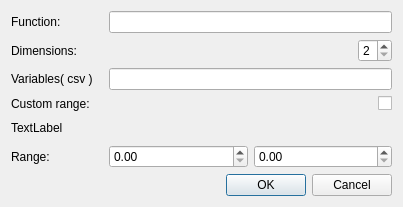
Qt form ui/newcontinousfunction.ui (btaczala/thesis-app) before a commit.
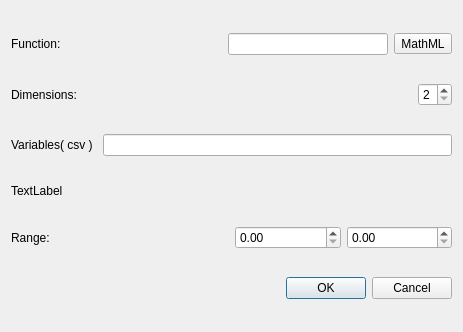
The same form after that commit.

What changed in the file:
```diff
--- a/ui/newcontinousfunction.ui
+++ b/ui/newcontinousfunction.ui
@@ -6,50 +6,57 @@
    <rect>
     <x>0</x>
     <y>0</y>
-    <width>403</width>
-    <height>207</height>
+    <width>463</width>
+    <height>332</height>
    </rect>
   </property>
   <property name="windowTitle">
    <string>New Continous function</string>
   </property>
-  <layout class="QGridLayout" name="gridLayout">
-   <item row="0" column="0">
+  <layout class="QVBoxLayout" name="verticalLayout">
+   <item>
+    <layout class="QHBoxLayout" name="horizontalLayout_4">
+     <item>
     <widget class="QLabel" name="label">
      <property name="text">
       <string>Function:</string>
      </property>
     </widget>
    </item>
-   <item row="0" column="2">
+     <item>
+      <spacer name="horizontalSpacer_2">
+       <property name="orientation">
+        <enum>Qt::Horizontal</enum>
+       </property>
+       <property name="sizeHint" stdset="0">
+        <size>
+         <width>40</width>
+         <height>20</height>
+        </size>
+       </property>
+      </spacer>
+     </item>
+     <item>
     <widget class="QLineEdit" name="functionLineEdit"/>
    </item>
-   <item row="2" column="0">
-    <widget class="QLabel" name="lblPassword">
+     <item>
+      <widget class="QToolButton" name="toolButton_mathMLPreview">
      <property name="text">
-      <string>Variables( csv ) </string>
+        <string>MathML</string>
      </property>
     </widget>
    </item>
-   <item row="2" column="2">
-    <widget class="QLineEdit" name="variableLineEdit">
-     <property name="echoMode">
-      <enum>QLineEdit::Normal</enum>
-     </property>
-    </widget>
+    </layout>
    </item>
-   <item row="6" column="0" colspan="3">
-    <widget class="QDialogButtonBox" name="buttonBox">
-     <property name="orientation">
-      <enum>Qt::Horizontal</enum>
-     </property>
-     <property name="standardButtons">
-      <set>QDialogButtonBox::Cancel|QDialogButtonBox::Ok</set>
-     </property>
-    </widget>
-   </item>
-   <item row="1" column="2">
+   <item>
     <layout class="QHBoxLayout" name="horizontalLayout">
+     <item>
+      <widget class="QLabel" name="label_2">
+       <property name="text">
+        <string>Dimensions:</string>
+       </property>
+      </widget>
+     </item>
      <item>
       <spacer name="horizontalSpacer">
        <property name="orientation">
@@ -75,38 +82,48 @@
      </item>
     </layout>
    </item>
-   <item row="1" column="0">
-    <widget class="QLabel" name="label_2">
+   <item>
+    <layout class="QHBoxLayout" name="horizontalLayout_5">
+     <item>
+      <widget class="QLabel" name="lblPassword">
      <property name="text">
-      <string>Dimensions:</string>
+        <string>Variables( csv ) </string>
      </property>
     </widget>
    </item>
-   <item row="3" column="0">
-    <widget class="QLabel" name="label_3">
-     <property name="text">
-      <string>Custom range:</string>
+     <item>
+      <widget class="QLineEdit" name="variableLineEdit">
+       <property name="echoMode">
+        <enum>QLineEdit::Normal</enum>
      </property>
     </widget>
    </item>
-   <item row="3" column="2">
-    <widget class="QCheckBox" name="CustomRangeCheckBox">
-     <property name="layoutDirection">
-      <enum>Qt::RightToLeft</enum>
-     </property>
+    </layout>
+   </item>
+   <item>
+    <layout class="QHBoxLayout" name="horizontalLayout_6">
+     <item>
+      <widget class="QLabel" name="label_5">
      <property name="text">
-      <string/>
+        <string>TextLabel</string>
      </property>
     </widget>
    </item>
-   <item row="5" column="0">
+     <item>
+      <layout class="QGridLayout" name="colorPickerWidget"/>
+     </item>
+    </layout>
+   </item>
+   <item>
+    <layout class="QHBoxLayout" name="horizontalLayout_7">
+     <item>
     <widget class="QLabel" name="label_4">
      <property name="text">
       <string>Range:</string>
      </property>
     </widget>
    </item>
-   <item row="5" column="2">
+     <item>
     <layout class="QHBoxLayout" name="horizontalLayout_2">
      <item>
       <widget class="QDoubleSpinBox" name="RangeXSpinBox"/>
@@ -116,15 +133,17 @@
      </item>
     </layout>
    </item>
-   <item row="4" column="0">
-    <widget class="QLabel" name="label_5">
-     <property name="text">
-      <string>TextLabel</string>
-     </property>
-    </widget>
+    </layout>
    </item>
-   <item row="4" column="2">
-    <layout class="QGridLayout" name="colorPickerWidget"/>
+   <item>
+    <widget class="QDialogButtonBox" name="buttonBox">
+     <property name="orientation">
+      <enum>Qt::Horizontal</enum>
+     </property>
+     <property name="standardButtons">
+      <set>QDialogButtonBox::Cancel|QDialogButtonBox::Ok</set>
+     </property>
+    </widget>
    </item>
   </layout>
  </widget>
```
Lines whose indentation alone changed are shown as unchanged.
